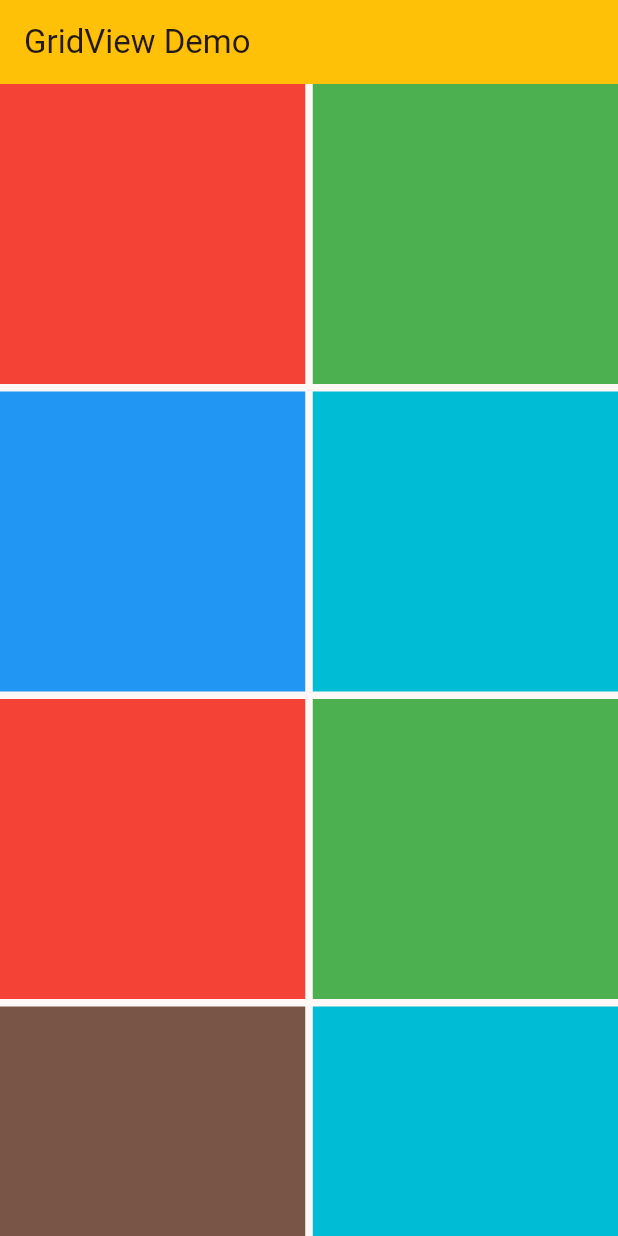
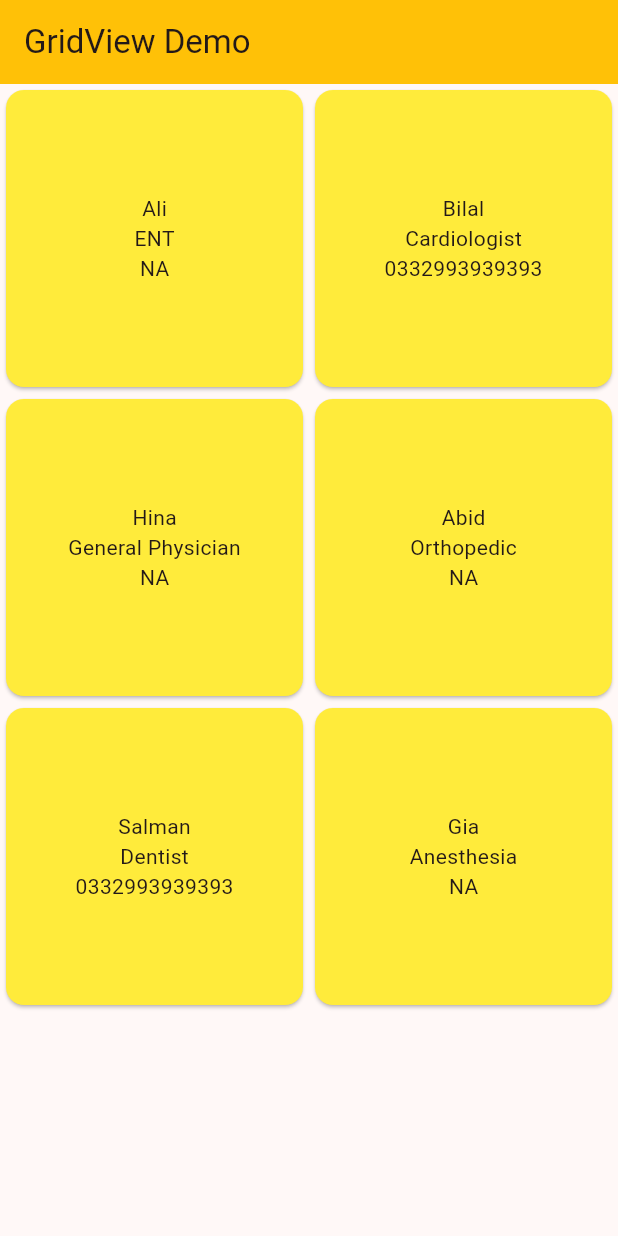
Before and after one commit to abidroid/akti_first_flutter_app, a Flutter app: the screen it shows after launch, on a phone screen of 412 x 824 dp. Run offline on Flutter 3.47's test engine with Material 3 defaults, Android fonts, the phone set to English and light mode, and no system bars.

Commit message:
gridview doctors

```diff
--- a/lib/screens/gridview_demo_screen.dart
+++ b/lib/screens/gridview_demo_screen.dart
@@ -22,42 +22,22 @@ class GridviewDemoScreen extends StatelessWidget {
         backgroundColor: Colors.amber,
         title: Text('GridView Demo'),
       ),
-      body: GridView(
-        gridDelegate: SliverGridDelegateWithMaxCrossAxisExtent(
-            maxCrossAxisExtent: 300,
-            crossAxisSpacing: 5,
-          mainAxisSpacing: 5,
-          mainAxisExtent: 200,
-        ),
-        children: [
-          Container(color: Colors.red,),
-          Container(color: Colors.green,),
-          Container(color: Colors.blue,),
-          Container(color: Colors.cyan,),
-          Container(color: Colors.red,),
-          Container(color: Colors.green,),
-          Container(color: Colors.brown,),
-          Container(color: Colors.cyan,),
-          Container(color: Colors.red,),
-          Container(color: Colors.green,),
-          Container(color: Colors.blue,),
-          Container(color: Colors.cyan,),
-          Container(color: Colors.red,),
-          Container(color: Colors.yellow,),
-          Container(color: Colors.brown,),
-          Container(color: Colors.pink,),
-          Container(color: Colors.brown,),
-          Container(color: Colors.cyan,),
-          Container(color: Colors.red,),
-          Container(color: Colors.green,),
-          Container(color: Colors.blue,),
-          Container(color: Colors.cyan,),
-          Container(color: Colors.red,),
-          Container(color: Colors.yellow,),
-          Container(color: Colors.brown,),
-          Container(color: Colors.pink,),
-        ],
-      ),
+      body: GridView.builder(
+        itemCount: doctorsList.length,
+          gridDelegate: SliverGridDelegateWithFixedCrossAxisCount(crossAxisCount: 2) ,
+          itemBuilder: (BuildContext context, int index){
+            return Card(
+                color: Colors.yellow,
+                child: Column(
+                  mainAxisAlignment: MainAxisAlignment.center,
+                  children: [
+                    Text(doctorsList[index].name),
+                    Text(doctorsList[index].spe),
+                    Text(doctorsList[index].mobile ?? "NA"),
+
+                  ],
+                ));
+          })
     );
   }
 }
```
